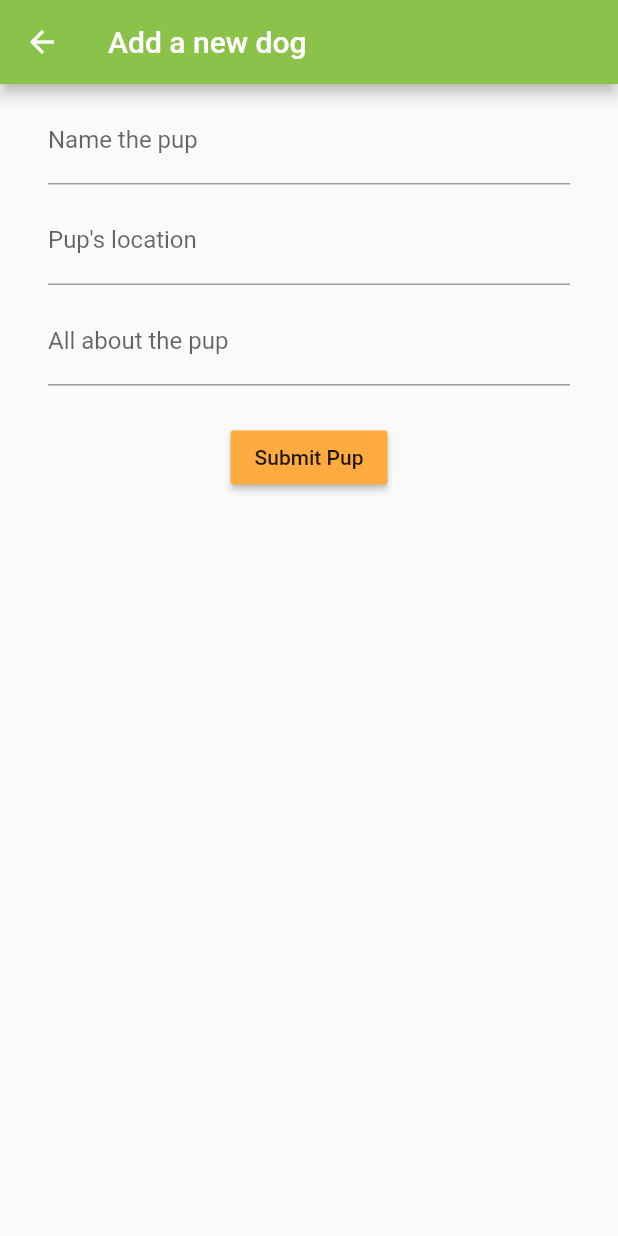
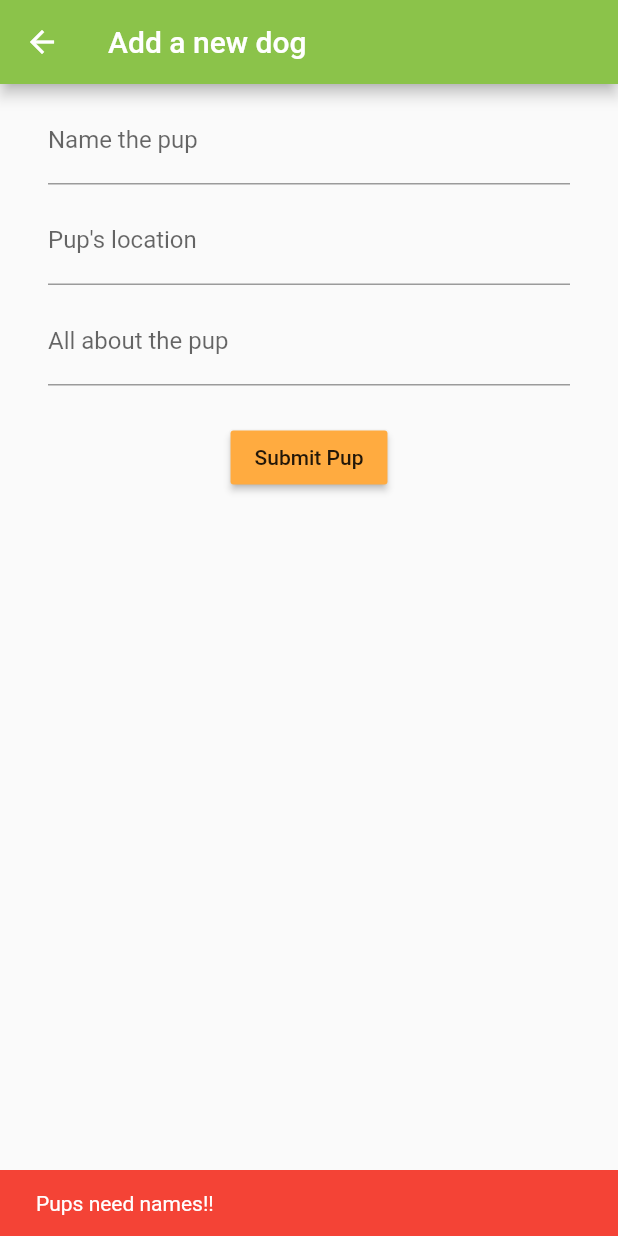
Before and after one commit to minhaz1217/we-rate-dogs, a Flutter app: the AddDog screen opened directly, after a tap on "Submit Pup", on a phone screen of 412 x 824 dp. Run offline on Flutter 3.47's test engine with Material 2 defaults, Android fonts, the phone set to English and light mode, and no system bars; network calls fail.

```diff
--- a/lib/AddDog.dart
+++ b/lib/AddDog.dart
@@ -77,7 +77,12 @@ class _AddDogState extends State<AddDog>{
   }
   void submitPup(BuildContext context){
     if(nameController.text.isEmpty){
-      print("Dogs need names");
+      Scaffold.of(context).showSnackBar(
+        SnackBar(
+          backgroundColor: INFO_TOAST_COLOR,
+          content: Text("Pups need names!!"),
+        ),
+      );
     }else{
       var newDog = Dog(nameController.text, locationController.text, descriptionController.text);
       Navigator.of(context).pop(newDog);
--- a/lib/CONSTANTS.dart
+++ b/lib/CONSTANTS.dart
@@ -6,3 +6,4 @@ final PROFILE_TEXT_COLOR = Colors.white;
 final BUTTONCOLOR = Colors.orangeAccent;
 final SLIDERACTIVECOLOR = Colors.indigoAccent;
 final RATINGBUTTONCOLOR = Colors.indigoAccent;
+final INFO_TOAST_COLOR = Colors.red;
```
Also changed, not shown: lib/DogDetailPage.dart (+22 -2 lines).
